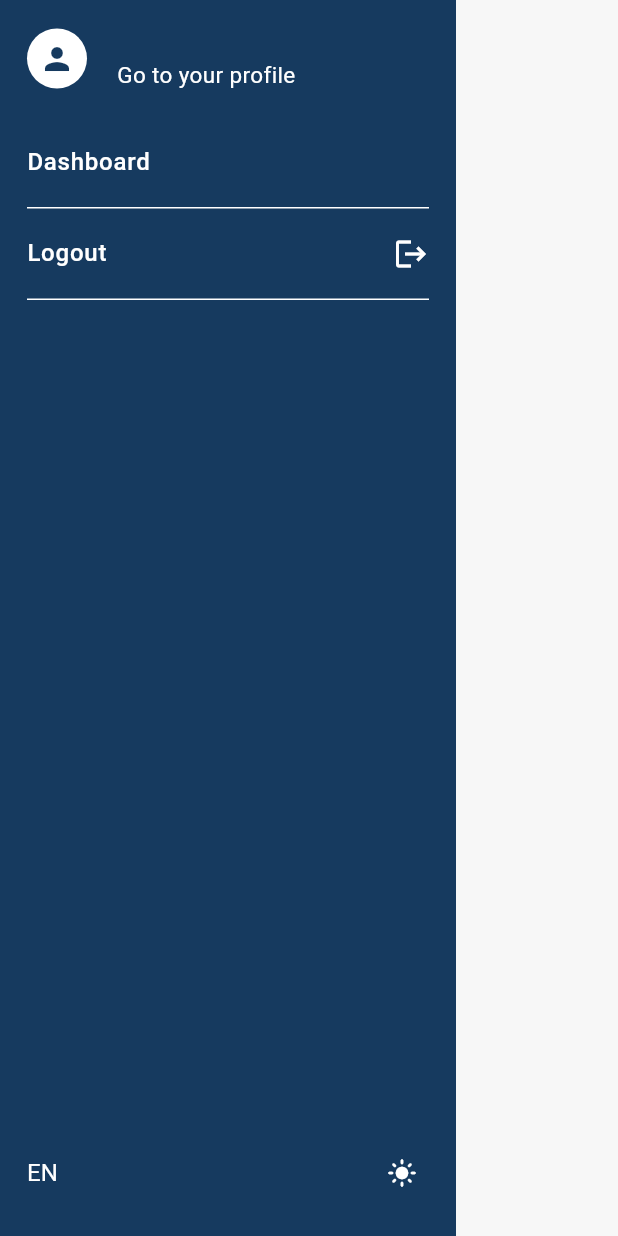
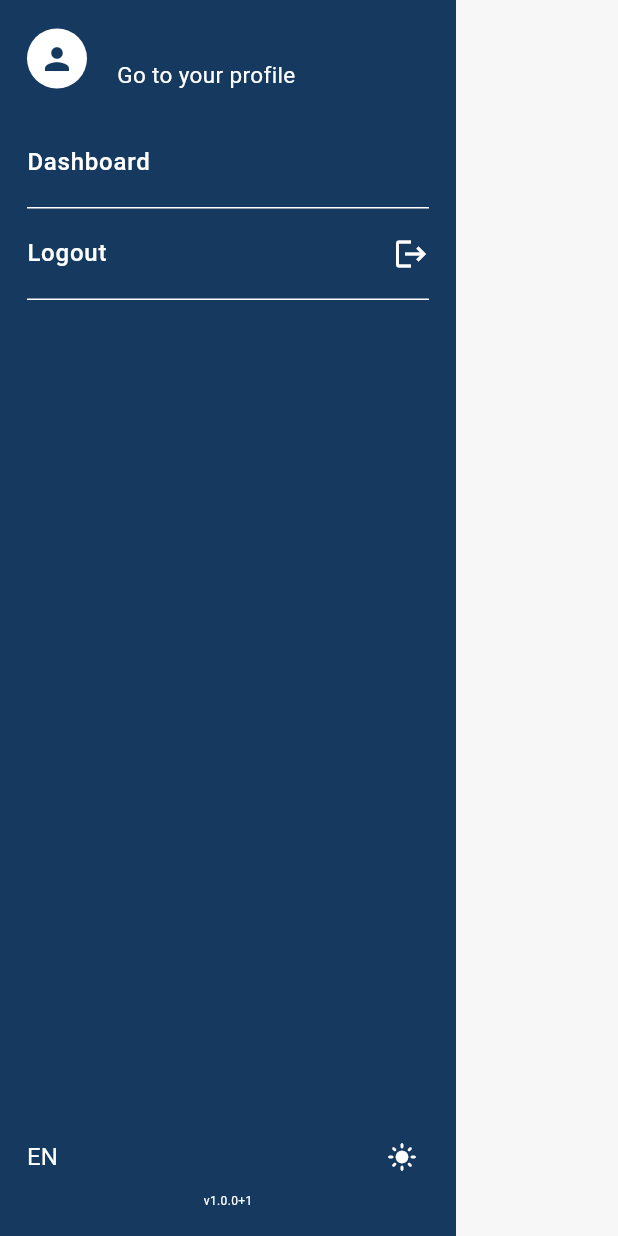
Before and after one commit to RicBasso/up_api, a Flutter app: the Menu widget shown alone on an empty page, opened directly, on a phone screen of 412 x 824 dp. Run offline on Flutter 3.47's test engine with Material 3 defaults, Android fonts, the phone set to English and light mode, and no system bars; our stand-ins replace connectivity_plus, dio, flutter_bloc, flutter_native_splash, get_it, go_router and 3 more; missing offline and left inert: flutter_flavor; accounts and stored records are empty; generated files the repository leaves out were written again; statements that could not run were skipped.

Commit message:
Up package_info_plus: Show app version in menu

```diff
--- a/lib/features/menu/presentation/screen/menu.dart
+++ b/lib/features/menu/presentation/screen/menu.dart
@@ -1,6 +1,7 @@
 import 'package:flutter/material.dart';
 import 'package:flutter_bloc/flutter_bloc.dart';
 import 'package:flutter_gen/gen_l10n/app_localizations.dart';
+import 'package:package_info_plus/package_info_plus.dart';
 import 'package:up_api/features/theme_mode_switcher/bloc/app_preferences_cubit.dart';
 import 'package:up_api/style/up_api_spacing.dart';
 import 'package:up_api/utils/service/service_locator.dart';
@@ -90,6 +91,17 @@ class Menu extends StatelessWidget {
                   ),
                 ],
               ),
+              FutureBuilder(
+                future: _getAppVersion(),
+                builder: (context, snapshot) {
+                  return Center(
+                    child: Text(
+                      snapshot.data ?? '',
+                      style: const TextStyle(color: Colors.white, fontSize: 8),
+                    ),
+                  );
+                },
+              ),
             ],
           ),
         ),
@@ -122,3 +134,10 @@ Future<void> _confirmBoxHandler(BuildContext context) async {
     upapiAuthentication.logout();
   }
 }
+
+Future<String> _getAppVersion() async{
+  final packageInfo = await PackageInfo.fromPlatform();
+  final version = packageInfo.version;
+  final buildNumber = packageInfo.buildNumber;
+  return 'v$version+$buildNumber';
+}
--- a/pubspec.yaml
+++ b/pubspec.yaml
@@ -49,6 +49,7 @@ dependencies:
   flutter_native_splash: ^2.3.5
   connectivity_plus: ^6.1.3
   flutter_launcher_icons: ^0.14.3
+  package_info_plus: ^8.3.0
 
 dev_dependencies:
   flutter_test:
```
Also changed, not shown: pubspec.lock, 1 other file.
